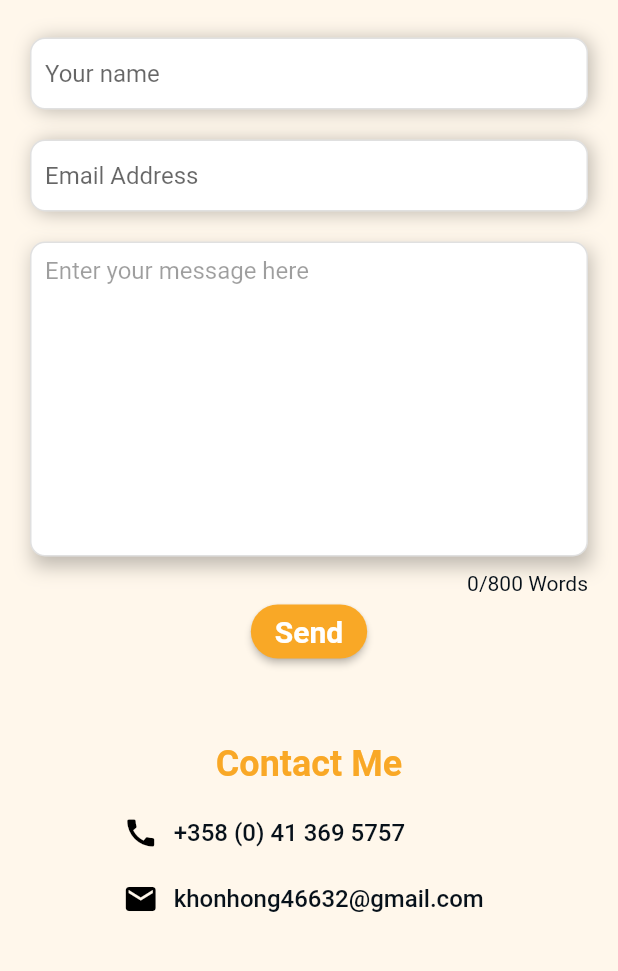
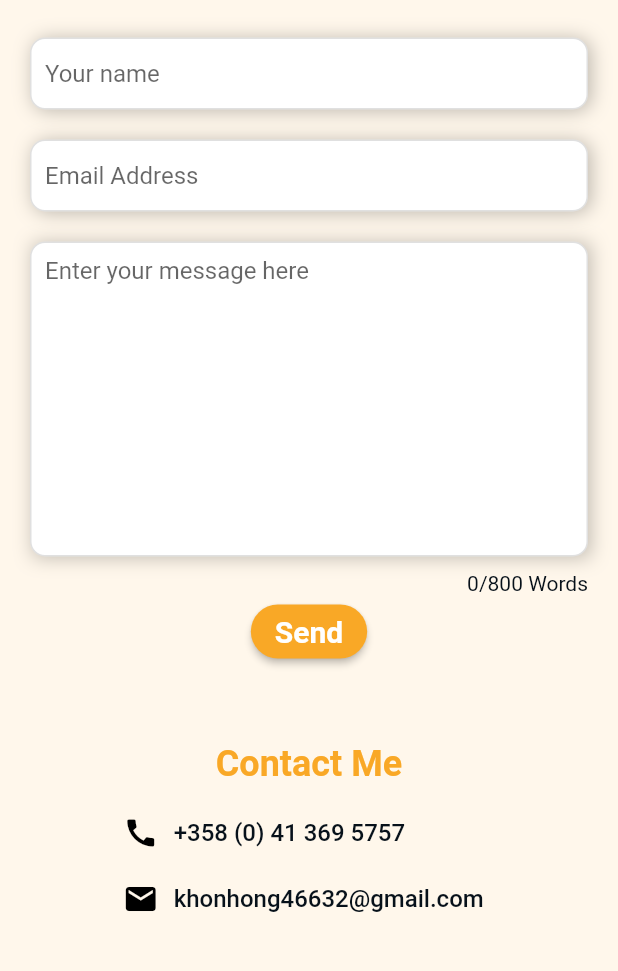
Before and after one commit to behong1999/VaasaStudentGuide, a Flutter app: the ContactView screen opened by its route, on a phone screen of 412 x 824 dp, the part 117-1088 px from its top. Run offline on Flutter 3.47's test engine with Material 2 defaults, Android fonts, the phone set to English and light mode, and no system bars; drawn by our look-alikes of flutter_platform_widgets; our stand-ins replace auto_route, auto_size_text, bloc, cached_network_image, cloud_firestore, equatable and 12 more; missing offline and left inert: enum_to_string; accounts and stored records are empty.

Commit message:
change splash screen image and contact's message box

```diff
--- a/lib/utils/custom/c_text_form_field.dart
+++ b/lib/utils/custom/c_text_form_field.dart
@@ -1,3 +1,5 @@
+// ignore_for_file: must_be_immutable
+
 import 'package:flutter/material.dart';
 
 import 'package:students_guide/utils/custom/c_theme_data.dart';
@@ -67,7 +69,7 @@ class CustomTextFormField extends StatelessWidget {
             borderRadius: BorderRadius.all(Radius.circular(radius)),
           ),
           hintText: hint,
-          // hintStyle: const TextStyle(colo r: Colors.black38),
+          // hintStyle: const TextStyle(color: Colors.black38),
           labelText: label,
           floatingLabelStyle: TextStyle(
               color: mColor,
--- a/lib/views/pages/contact/contact_view.dart
+++ b/lib/views/pages/contact/contact_view.dart
@@ -1,5 +1,7 @@
 import 'package:flutter/material.dart';
+import 'package:flutter_bloc/flutter_bloc.dart';
 import 'package:students_guide/services/email/send_email.dart';
+import 'package:students_guide/services/theme/cubit/theme_cubit.dart';
 
 import 'package:students_guide/utils/custom/c_app_bar.dart';
 import 'package:students_guide/utils/custom/c_elevated_button.dart';
@@ -31,6 +33,8 @@ class _ContactViewState extends State<ContactView> {
   @override
   Widget build(BuildContext context) {
     // final isLoggedIn = BlocProvider.of<AuthBloc>(context).state is AuthStateSignedIn;
+    return BlocBuilder<ThemeCubit, ThemeState>(
+      builder: (context, state) {
         return Scaffold(
           appBar: CustomAppBar(),
           drawer: const DrawerMenu(isLoggedIn: false),
@@ -62,7 +66,9 @@ class _ContactViewState extends State<ContactView> {
                           if (value!.isEmpty) {
                             return 'Please enter your email in order to reply';
                           }
-                      return value.validateEmail() ? null : 'Invalid email!';
+                          return value.validateEmail()
+                              ? null
+                              : 'Invalid email!';
                         },
                       ),
                       const SizedBox(height: 20),
@@ -102,7 +108,8 @@ class _ContactViewState extends State<ContactView> {
                                   Future.delayed(
                                     const Duration(milliseconds: 50),
                                     () {
-                                  ScaffoldMessenger.of(context).showSnackBar(
+                                      ScaffoldMessenger.of(context)
+                                          .showSnackBar(
                                         const SnackBar(
                                           backgroundColor: mColor,
                                           content: Text('Message Sent!'),
@@ -132,6 +139,8 @@ class _ContactViewState extends State<ContactView> {
             ),
           ),
         );
+      },
+    );
   }
 }
 
@@ -149,6 +158,8 @@ class MessageTextField extends StatelessWidget {
 
   @override
   Widget build(BuildContext context) {
+    bool isLight = checkIfLightTheme(context);
+    double radius = 10;
     return Container(
       decoration: const BoxDecoration(
         boxShadow: [
@@ -156,7 +167,7 @@ class MessageTextField extends StatelessWidget {
             color: Colors.black26,
             blurRadius: 10.0,
             spreadRadius: 0.1,
-            offset: Offset(2, 6),
+            offset: Offset(2, 1),
           ),
         ],
       ),
@@ -164,20 +175,19 @@ class MessageTextField extends StatelessWidget {
           maxLines: 10,
           inputFormatters: [WordLimitTextInputFormatter(wordLimit)],
           controller: message,
-          style: const TextStyle(color: mColor),
-          decoration: const InputDecoration(
+          style: TextStyle(color: isLight ? Colors.black38 : Colors.white54),
+          decoration: InputDecoration(
             hintText: 'Enter your message here',
-            hintStyle: TextStyle(color: Colors.black38),
-            contentPadding: EdgeInsets.all(10),
+            contentPadding: const EdgeInsets.all(10),
             filled: true,
-            fillColor: Colors.white,
+            fillColor: isLight ? white : gray,
             enabledBorder: OutlineInputBorder(
-              borderSide: BorderSide(color: Colors.black12),
-              borderRadius: BorderRadius.all(Radius.circular(10)),
+              borderSide: const BorderSide(color: Colors.black12),
+              borderRadius: BorderRadius.all(Radius.circular(radius)),
             ),
             focusedBorder: OutlineInputBorder(
-              borderSide: BorderSide(color: mColor),
-              borderRadius: BorderRadius.all(Radius.circular(10)),
+              borderSide: const BorderSide(color: mColor),
+              borderRadius: BorderRadius.all(Radius.circular(radius)),
             ),
           ),
           validator: (value) {
--- a/lib/views/pages/home/home_view.dart
+++ b/lib/views/pages/home/home_view.dart
@@ -4,6 +4,7 @@ import 'package:students_guide/models/category_model.dart';
 import 'package:students_guide/services/auth/bloc/auth_bloc.dart';
 import 'package:students_guide/utils/custom/c_text.dart';
 import 'package:students_guide/utils/custom/c_app_bar.dart';
+import 'package:students_guide/utils/dialogs/location_permission_dialog.dart';
 import 'package:students_guide/views/widgets/drawer.dart';
 import 'package:students_guide/views/widgets/home/home_item.dart';
 
@@ -17,6 +18,10 @@ class HomeView extends StatefulWidget {
 class _HomeViewState extends State<HomeView> {
   @override
   Widget build(BuildContext context) {
+    Future.delayed(
+      const Duration(seconds: 0),
+      () async => await requestLocationPermission(context),
+    );
     return BlocBuilder<AuthBloc, AuthState>(
       builder: (context, state) {
         if (state is AuthStateUninitialized) {
--- a/lib/views/widgets/articles/details/map_view.dart
+++ b/lib/views/widgets/articles/details/map_view.dart
@@ -14,7 +14,6 @@ import 'package:students_guide/services/direction/open_route_service.dart';
 import 'package:students_guide/utils/custom/c_loading_icon.dart';
 import 'package:students_guide/utils/custom/c_text.dart';
 import 'package:students_guide/utils/custom/c_theme_data.dart';
-import 'package:students_guide/utils/dialogs/location_permission_dialog.dart';
 import 'package:students_guide/utils/extensions/string_extension.dart';
 import 'package:students_guide/services/url_launcher.dart';
 
@@ -93,12 +92,6 @@ class MapViewState extends State<MapView> {
         destination = await getLatLngFromAddress(widget.address);
         await setCustomIcon();
         await setPolylines();
-        // setState(() {});
-      } else {
-        Future.delayed(
-          const Duration(seconds: 0),
-          () async => await requestLocationPermission(context),
-        );
       }
     } catch (e) {
       print(e);
```
Also changed, not shown: pubspec.yaml (+6 -2 lines), pubspec.lock, 14 other files. Lines whose indentation alone changed are shown as unchanged.
